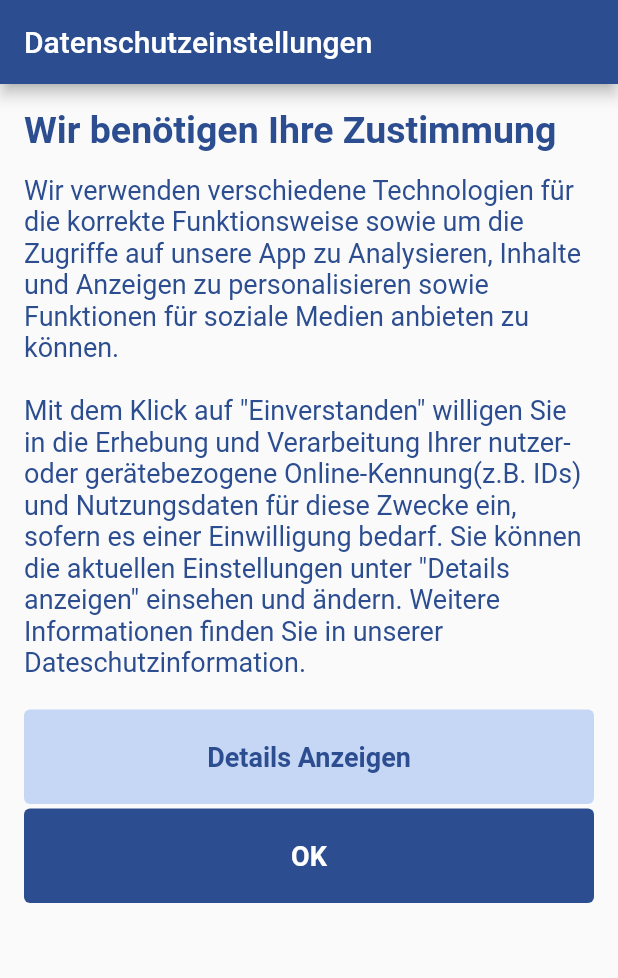
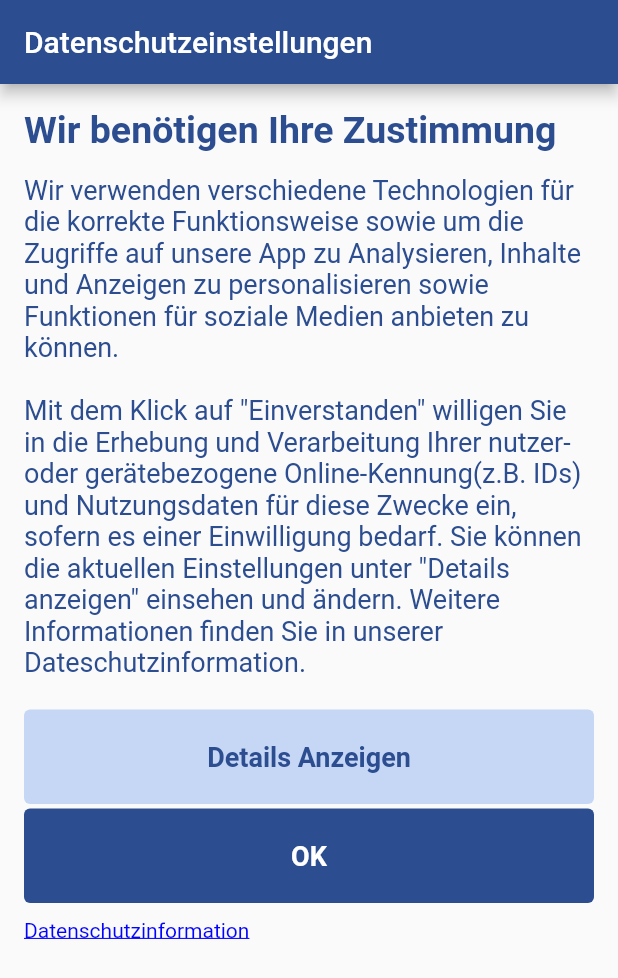
Before and after one commit to Skudlick/analyse_uebung_nachbau, a Flutter app: the screen it shows after launch, on a phone screen of 412 x 824 dp. Shown: the top 978 px of the screen. Run offline on Flutter 3.47's test engine with Material 2 defaults, Android fonts, the phone set to English and light mode, and no system bars; our stand-ins replace flutter_linkify.

Commit message:
add datenschutzinformationen text and style

```diff
--- a/lib/screens/datenschutzeinstellungen.dart
+++ b/lib/screens/datenschutzeinstellungen.dart
@@ -1,3 +1,4 @@
+import 'package:flutter_linkify/flutter_linkify.dart';
 import 'package:flutter/material.dart';
 
 class Datenschutzeinstellungen extends StatelessWidget {
@@ -67,6 +68,16 @@ class Datenschutzeinstellungen extends StatelessWidget {
                   heightFactor: 3,
                 ),
               ),
+              SizedBox(
+                height: 10,
+              ),
+              Text(
+                "Datenschutzinformation",
+                style: TextStyle(
+                  color: Color.fromARGB(255, 2, 2, 255),
+                  decoration: TextDecoration.underline
+                ),
+              ),
             ],
           ),
         ),
--- a/pubspec.yaml
+++ b/pubspec.yaml
@@ -28,6 +28,7 @@ dependencies:
   # The following adds the Cupertino Icons font to your application.
   # Use with the CupertinoIcons class for iOS style icons.
   cupertino_icons: ^1.0.2
+  flutter_linkify: ^5.0.2
 
 dev_dependencies:
   flutter_test:
```
